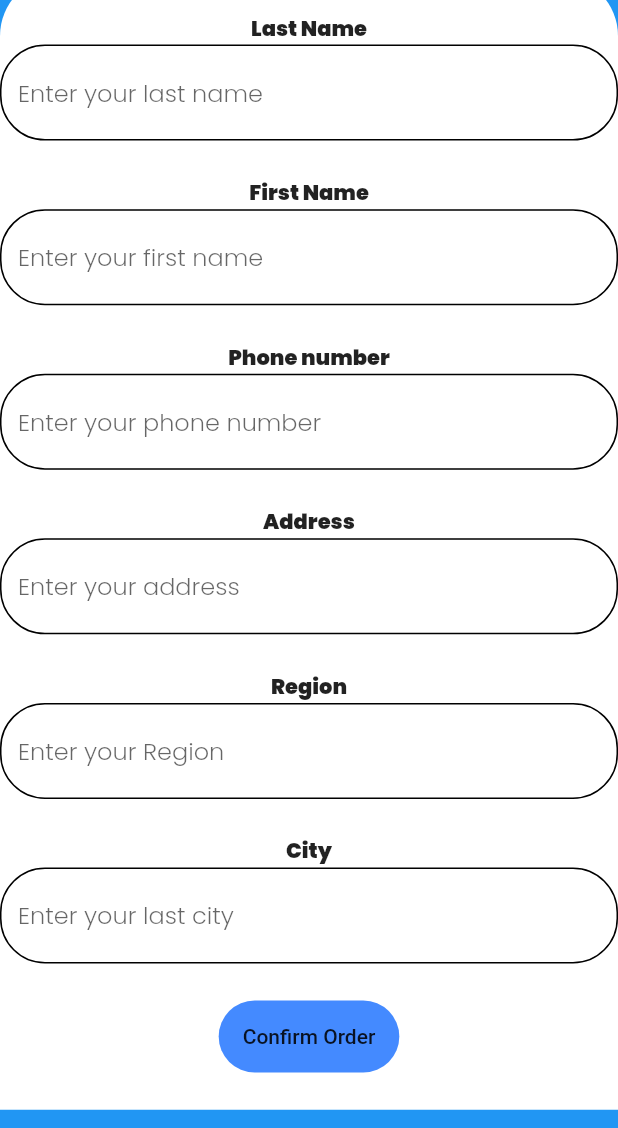
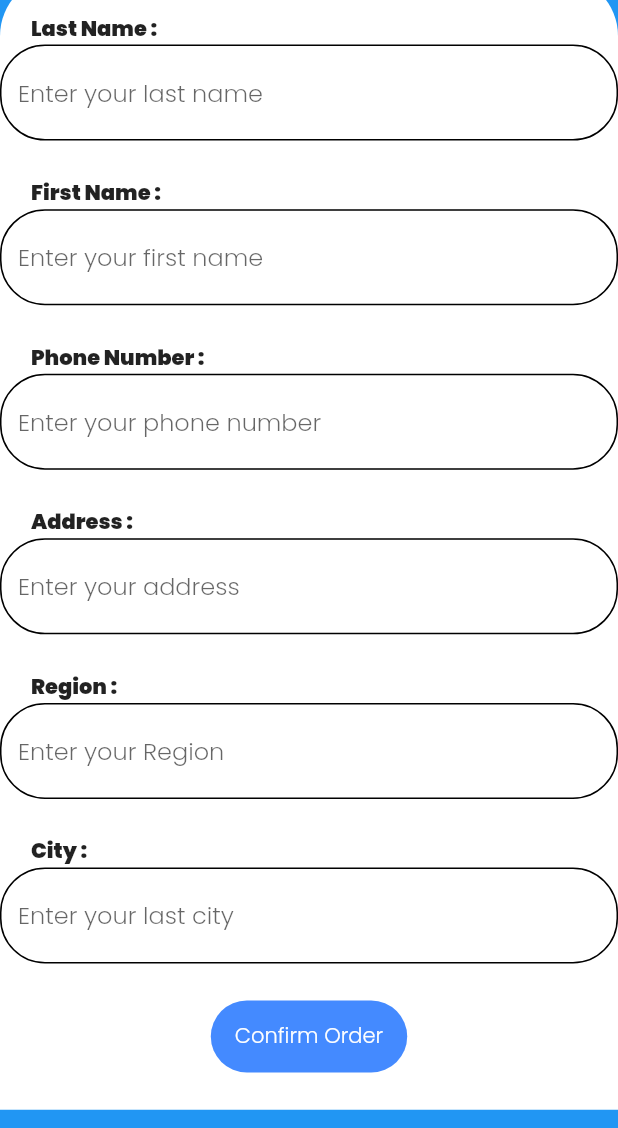
Before and after one commit to Imenazzouz/cleaning-app, a Flutter app: the Location screen opened by its route, on a phone screen of 412 x 824 dp, the part 108-1236 px from its top. Run offline on Flutter 3.47's test engine with Material 2 defaults, Android fonts, the phone set to English and light mode, and no system bars; our stand-ins replace carousel_slider, firebase_auth, firebase_core, flutter_credit_card; accounts and stored records are empty.

Commit message:
commit routes

```diff
--- a/lib/Location.dart
+++ b/lib/Location.dart
@@ -1,4 +1,5 @@
 import 'package:flutter/material.dart';
+import 'package:flutter/widgets.dart';
 
 class Location extends StatefulWidget {
   const Location({Key? key}) : super(key: key);
@@ -18,7 +19,7 @@ class _LocationState extends State<Location> {
         leading: BackButton(
           color: Colors.white,
           onPressed: () {
-            Navigator.pushNamed(context, '/page1');
+            Navigator.pushNamed(context, '/providedby');
           },
         ),
         title: Text(
@@ -59,10 +60,17 @@ class _LocationState extends State<Location> {
             child: Column(
               children: [
                 SizedBox(height: screenSize.height * 0.03),
-                Text(
-                  'Last Name',
+                SizedBox(width: screenSize.width * 0.5),
+                Padding(
+                  padding: EdgeInsets.only(left: screenSize.width * 0.05),
+                  child: Align(
+                    child: Text(
+                      'Last Name :',
                       style: TextStyle(
                           fontFamily: 'Poppins', fontWeight: FontWeight.w600),
+                    ),
+                    alignment: Alignment.centerLeft,
+                  ),
                 ),
                 TextField(
                   decoration: InputDecoration(
@@ -82,10 +90,16 @@ class _LocationState extends State<Location> {
                       hintStyle: TextStyle(fontFamily: 'Poppins')),
                 ),
                 SizedBox(height: screenSize.height * 0.03),
-                Text(
-                  'First Name',
+                Padding(
+                  padding: EdgeInsets.only(left: screenSize.width * 0.05),
+                  child: Align(
+                    child: Text(
+                      'First Name :',
                       style: TextStyle(
                           fontFamily: 'Poppins', fontWeight: FontWeight.w600),
+                    ),
+                    alignment: Alignment.centerLeft,
+                  ),
                 ),
                 TextField(
                   decoration: InputDecoration(
@@ -105,10 +119,16 @@ class _LocationState extends State<Location> {
                       hintStyle: TextStyle(fontFamily: 'Poppins')),
                 ),
                 SizedBox(height: screenSize.height * 0.03),
-                Text(
-                  'Phone number',
+                Padding(
+                  padding: EdgeInsets.only(left: screenSize.width * 0.05),
+                  child: Align(
+                    child: Text(
+                      'Phone Number :',
                       style: TextStyle(
                           fontFamily: 'Poppins', fontWeight: FontWeight.w600),
+                    ),
+                    alignment: Alignment.centerLeft,
+                  ),
                 ),
                 TextField(
                   keyboardType: TextInputType.number,
@@ -129,10 +149,16 @@ class _LocationState extends State<Location> {
                       hintStyle: TextStyle(fontFamily: 'Poppins')),
                 ),
                 SizedBox(height: screenSize.height * 0.03),
-                Text(
-                  'Address',
+                Padding(
+                  padding: EdgeInsets.only(left: screenSize.width * 0.05),
+                  child: Align(
+                    child: Text(
+                      'Address :',
                       style: TextStyle(
                           fontFamily: 'Poppins', fontWeight: FontWeight.w600),
+                    ),
+                    alignment: Alignment.centerLeft,
+                  ),
                 ),
                 TextField(
                   keyboardType: TextInputType.streetAddress,
@@ -153,10 +179,16 @@ class _LocationState extends State<Location> {
                       hintStyle: TextStyle(fontFamily: 'Poppins')),
                 ),
                 SizedBox(height: screenSize.height * 0.03),
-                Text(
-                  'Region',
+                Padding(
+                  padding: EdgeInsets.only(left: screenSize.width * 0.05),
+                  child: Align(
+                    child: Text(
+                      'Region :',
                       style: TextStyle(
                           fontFamily: 'Poppins', fontWeight: FontWeight.w600),
+                    ),
+                    alignment: Alignment.centerLeft,
+                  ),
                 ),
                 TextField(
                     decoration: InputDecoration(
@@ -176,10 +208,16 @@ class _LocationState extends State<Location> {
                   hintStyle: TextStyle(fontFamily: 'Poppins'),
                 )),
                 SizedBox(height: screenSize.height * 0.03),
-                Text(
-                  'City',
+                Padding(
+                  padding: EdgeInsets.only(left: screenSize.width * 0.05),
+                  child: Align(
+                    child: Text(
+                      'City :',
                       style: TextStyle(
                           fontFamily: 'Poppins', fontWeight: FontWeight.w600),
+                    ),
+                    alignment: Alignment.centerLeft,
+                  ),
                 ),
                 TextField(
                     decoration: InputDecoration(
@@ -206,7 +244,11 @@ class _LocationState extends State<Location> {
                     onPressed: () {
                       Navigator.pushNamed(context, '/pay');
                     },
-                    child: Text('Confirm Order'),
+                    child: Text(
+                      'Confirm Order',
+                      style:
+                          TextStyle(color: Colors.white, fontFamily: 'Poppins'),
+                    ),
                   ),
                 ),
                 SizedBox(height: screenSize.height * 0.03),
--- a/lib/ProvidingCompanies.dart
+++ b/lib/ProvidingCompanies.dart
@@ -16,7 +16,7 @@ class _ChooseCompanyState extends State<ChooseCompany> {
         leading: BackButton(
           color: Colors.white,
           onPressed: () {
-            Navigator.pop(context);
+            Navigator.pushNamed(context, '/page1');
           },
         ),
         title: Text(
@@ -97,12 +97,16 @@ class _ProvidedByState extends State<ProvidedBy> {
           itemCount: _listImages.length,
           itemBuilder: (BuildContext Context, int index) {
             return Padding(
-              padding: EdgeInsets.only(bottom: screenSize.height * 0.025),
+              padding: EdgeInsets.symmetric(
+                  horizontal: screenSize.width * 0.15,
+                  vertical: screenSize.height * 0.015),
               child: InkWell(
                 onTap: () {},
                 child: Container(
+                  decoration: BoxDecoration(
+                      border: Border.all(color: Colors.blue),
+                      borderRadius: BorderRadius.circular(30)),
                   height: screenSize.height * 0.25,
-                  child: Center(
                   child: Column(
                     children: [
                       Image.asset(
@@ -119,7 +123,6 @@ class _ProvidedByState extends State<ProvidedBy> {
                         ),
                       )
                     ],
-                    ),
                   ),
                 ),
               ),
--- a/lib/main.dart
+++ b/lib/main.dart
@@ -36,8 +36,8 @@ class MyApp extends StatelessWidget {
       debugShowCheckedModeBanner: false,
       title: 'Welcome Screen',
       routes: {
-        '/profile' :(context) => WelcomeScreen(),
-        '/home': (context) => ProfilePage(),
+        '/home': (context) => WelcomeScreen(),
+        '/profile': (context) => ProfilePage(),
         '/signin': (context) => Signin(),
         '/signup': (context) => SignUp(),
         '/page2': (context) => Page2(),
--- a/lib/pay.dart
+++ b/lib/pay.dart
@@ -193,8 +193,8 @@ class _HomePageState extends State<HomePage> {
                           'Validate',
                           style: TextStyle(
                             color: Colors.white,
-                            fontFamily: 'halter',
-                            fontSize: 14,
+                            fontFamily: 'Poppins',
+                            fontSize: 20,
                             package: 'flutter_credit_card',
                           ),
                         ),
```
Lines whose indentation alone changed are shown as unchanged.
